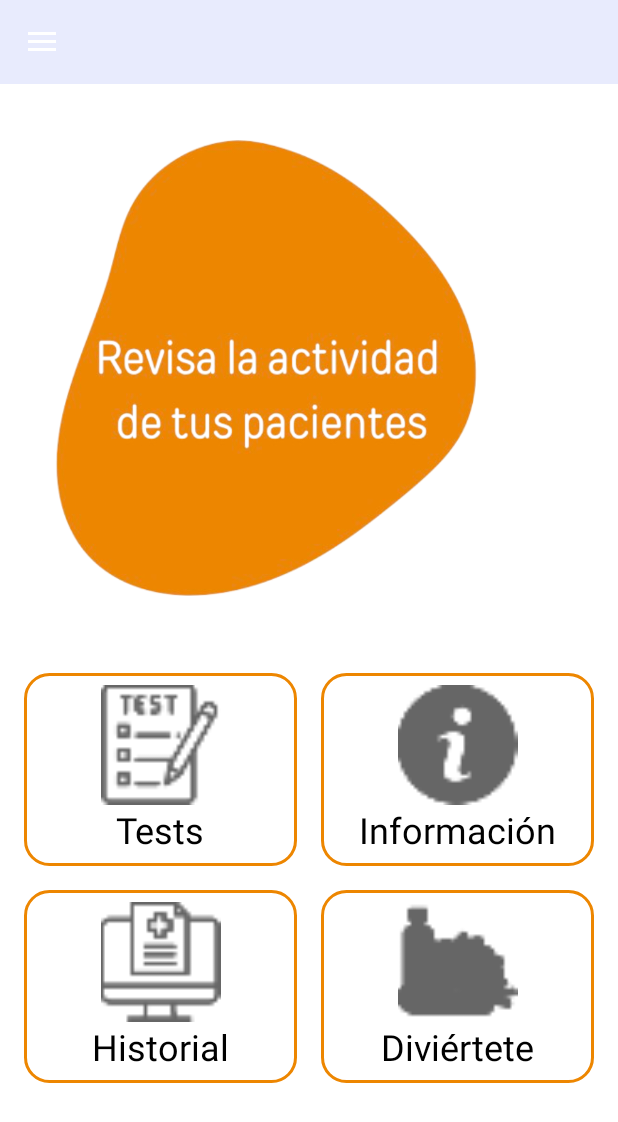
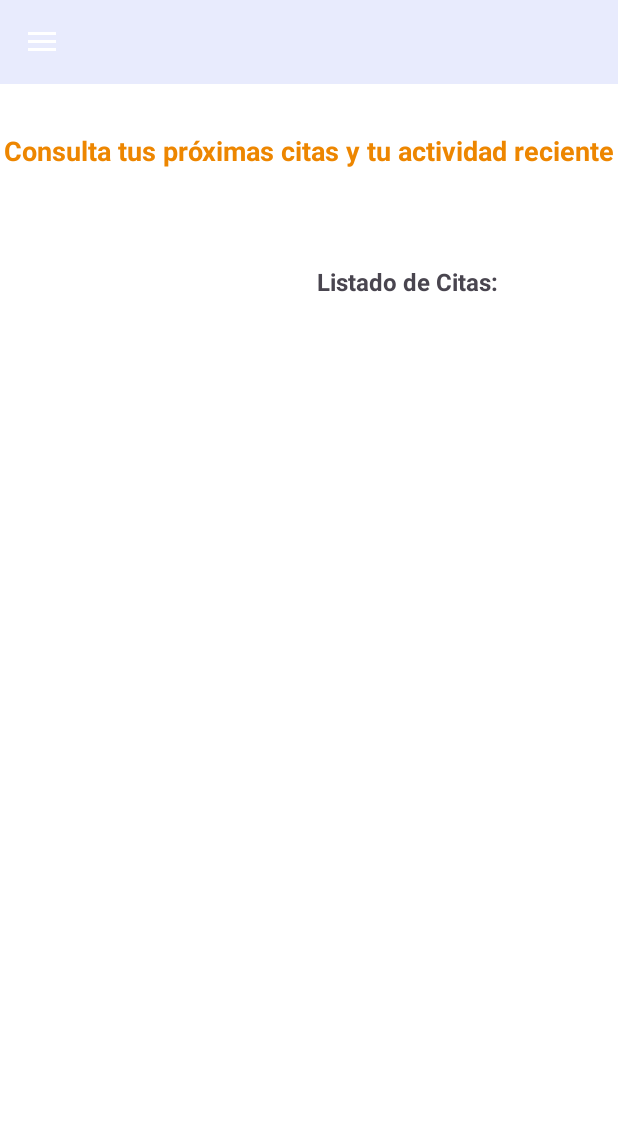
Before and after one commit to Doblado3/NutriMatev1, an Android app: the HomeFragmentPac screen opened directly, with no data from a screen before it, after a tap on "Historial", on a phone screen of 412 x 824 dp. Shown: the top 1122 px of the screen. Run offline under Robolectric (Android 15) with nearby library versions, the phone set to English and light mode, and no system bars; our stand-ins replace Firebase (no records; nobody signed in at launch, a user with empty details on screens opened directly).

Commit message:
Funcionalidad de citas completa

```diff
--- /dev/null
+++ b/app/src/main/java/com/example/nutrimatev1/modelo/Cita.kt
@@ -0,0 +1,6 @@
+package com.example.nutrimatev1.modelo
+
+import java.util.Calendar
+
+class Cita(val id: String, val medico: String, val email: String, val fecha: Calendar) {
+}
--- a/app/src/main/java/com/example/nutrimatev1/modelo/Paciente.kt
+++ b/app/src/main/java/com/example/nutrimatev1/modelo/Paciente.kt
@@ -1,6 +1,6 @@
 package com.example.nutrimatev1.modelo
 
-import java.util.Calendar
+
 
 class Paciente(val id:String,val nombre: String, val fechaNac: String, val telefono: String, val sexo: String, val apellidos: String) {
 
--- /dev/null
+++ b/app/src/main/java/com/example/nutrimatev1/paciente/CitasFragmentPac.kt
@@ -0,0 +1,106 @@
+package com.example.nutrimatev1.paciente
+
+import android.os.Bundle
+import androidx.fragment.app.Fragment
+import android.view.LayoutInflater
+import android.view.View
+import android.view.ViewGroup
+import android.widget.TextView
+import androidx.recyclerview.widget.LinearLayoutManager
+import androidx.recyclerview.widget.RecyclerView
+import com.example.nutrimatev1.R
+import com.example.nutrimatev1.modelo.Alert
+import com.example.nutrimatev1.modelo.Cita
+import com.example.nutrimatev1.modelo.Paciente
+import com.google.firebase.auth.ktx.auth
+import com.google.firebase.firestore.FirebaseFirestore
+import com.google.firebase.firestore.ktx.firestore
+import com.google.firebase.ktx.Firebase
+import java.util.Calendar
+
+
+class CitasFragmentPac : Fragment() {
+
+
+    override fun onCreateView(
+        inflater: LayoutInflater, container: ViewGroup?,
+        savedInstanceState: Bundle?
+    ): View? {
+        // Inflate the layout for this fragment
+        return inflater.inflate(R.layout.fragment_citas_pac, container, false)
+    }
+
+    private lateinit var CitasRecycler: RecyclerView
+
+    override fun onViewCreated(view: View, savedInstanceState: Bundle?) {
+        super.onViewCreated(view, savedInstanceState)
+
+        CitasRecycler = view.findViewById(R.id.recycleCitasPac)
+
+        muestraCitas()
+
+    }
+
+    private fun muestraCitas() {
+
+        var citas = mutableListOf<Cita>()
+        Firebase.firestore.collection("Pacientes")
+            .document(Firebase.auth.currentUser!!.email.toString())
+            .collection("citas")
+            .get()
+            .addOnSuccessListener { c ->
+                for (cita in c) {
+
+
+                    var med_nom = cita.get("nombre").toString()
+                    var email_med = cita.get("emailMedico").toString()
+                    var fechaCita = Calendar.getInstance()
+                    fechaCita.time = cita.getTimestamp("fechahora")?.toDate()
+
+                    citas.add(Cita(cita.id,med_nom, email_med, fechaCita))
+
+                }
+
+
+                CitasRecycler.layoutManager = LinearLayoutManager(requireContext(), LinearLayoutManager.VERTICAL, false)
+                CitasRecycler.adapter = AdaptadorCitas(citas)
+
+
+            }
+            .addOnFailureListener{
+                Alert.showAlert(requireContext(), "Ha habido un error")
+            }
+
+    }
+
+    inner class AdaptadorCitas(private val dataSet: List<Cita>):
+        RecyclerView.Adapter<AdaptadorCitas.ViewHolder>(){
+
+        inner class ViewHolder(view: View): RecyclerView.ViewHolder(view){
+            val textView_nomMed: TextView = view.findViewById(R.id.textViewNombreMedCita)
+            val textView_fechaCita: TextView = view.findViewById(R.id.textViewfechaCitaPac)
+        }
+
+        override fun onCreateViewHolder(parent: ViewGroup, viewType: Int): ViewHolder {
+            val view = LayoutInflater.from(parent.context)
+                .inflate(R.layout.layout_citas, parent, false)
+
+            return ViewHolder(view)
+        }
+
+        override fun getItemCount(): Int {
+            return dataSet.size
+        }
+
+        override fun onBindViewHolder(holder: ViewHolder, position: Int) {
+            holder.textView_nomMed.text = "Médico: ${dataSet[position].medico}"
+            val dateFormat = java.text.SimpleDateFormat("dd/MM/yyyy HH:mm", java.util.Locale.getDefault())
+            val formattedDate = dateFormat.format(dataSet[position].fecha.time)
+            holder.textView_fechaCita.text = "Fecha: ${formattedDate}"
+            }
+
+        }
+
+
+
+}
--- a/app/src/main/java/com/example/nutrimatev1/paciente/HomeFragmentPac.kt
+++ b/app/src/main/java/com/example/nutrimatev1/paciente/HomeFragmentPac.kt
@@ -26,7 +26,7 @@ class HomeFragmentPac : Fragment() {
         super.onViewCreated(view, savedInstanceState)
 
         view.findViewById<View>(R.id.LLInfo).setOnClickListener { onClickHomePacientes(it) }
-        view.findViewById<View>(R.id.LLHistorial).setOnClickListener { onClickHomePacientes(it) }
+        view.findViewById<View>(R.id.LLCitas).setOnClickListener { onClickHomePacientes(it) }
         view.findViewById<View>(R.id.LLTests).setOnClickListener { onClickHomePacientes(it) }
         view.findViewById<View>(R.id.LLDiviertete).setOnClickListener { onClickHomePacientes(it) }
 
@@ -56,8 +56,11 @@ class HomeFragmentPac : Fragment() {
 //                    .commit()
             }
             else -> {
-                Toast.makeText(requireContext(), "Aún no hay activity", Toast.LENGTH_SHORT).show()
-            }
+                val fragment = CitasFragmentPac()
+                requireActivity().supportFragmentManager.beginTransaction()
+                    .replace(R.id.fragment_container, fragment)
+                    .addToBackStack(null)
+                    .commit()         }
         }
     }
 
--- /dev/null
+++ b/app/src/main/res/drawable/baseline_delete_24.xml
@@ -0,0 +1,5 @@
+<vector xmlns:android="http://schemas.android.com/apk/res/android" android:height="24dp" android:tint="#000000" android:viewportHeight="24" android:viewportWidth="24" android:width="24dp">
+
+    <path android:fillColor="@android:color/white" android:pathData="M6,19c0,1.1 0.9,2 2,2h8c1.1,0 2,-0.9 2,-2V7H6v12zM19,4h-3.5l-1,-1h-5l-1,1H5v2h14V4z"/>
+
+</vector>
--- /dev/null
+++ b/app/src/main/res/layout/fragment_citas_pac.xml
@@ -0,0 +1,50 @@
+<?xml version="1.0" encoding="utf-8"?>
+<androidx.constraintlayout.widget.ConstraintLayout xmlns:android="http://schemas.android.com/apk/res/android"
+    xmlns:tools="http://schemas.android.com/tools"
+    android:layout_width="match_parent"
+    android:layout_height="match_parent"
+    xmlns:app="http://schemas.android.com/apk/res-auto"
+    tools:context=".paciente.CitasFragmentPac">
+
+
+    <TextView
+        android:id="@+id/textCitas1"
+        android:layout_width="wrap_content"
+        android:layout_height="wrap_content"
+        android:layout_marginStart="32dp"
+        app:layout_constraintStart_toStartOf="parent"
+        android:layout_marginTop="32dp"
+        app:layout_constraintEnd_toEndOf="parent"
+        android:layout_marginEnd="32dp"
+        app:layout_constraintTop_toTopOf="parent"
+        android:textColor="@color/prueba"
+        android:textStyle="bold"
+        android:textSize="18sp"
+        android:text="Consulta tus próximas citas y tu actividad reciente" />
+
+    <TextView
+        android:id="@+id/textCitas2"
+        android:layout_width="wrap_content"
+        android:layout_height="wrap_content"
+        app:layout_constraintBottom_toTopOf="@id/recycleCitasPac"
+        android:text="Listado de Citas:"
+        android:textSize="16sp"
+        android:textStyle="bold"
+        app:layout_constraintTop_toBottomOf="@id/textCitas1"
+        android:layout_marginTop="64dp"
+        app:layout_constraintEnd_toEndOf="parent"
+        android:layout_marginBottom="16dp"
+        android:layout_marginEnd="80dp"
+         />
+
+    <androidx.recyclerview.widget.RecyclerView
+        android:id="@+id/recycleCitasPac"
+        android:layout_width="wrap_content"
+        android:layout_height="wrap_content"
+        android:layout_marginEnd="64dp"
+        app:layout_constraintTop_toBottomOf="@id/textCitas2"
+        android:layout_marginTop="16dp"
+
+        app:layout_constraintEnd_toEndOf="parent"
+        />
+</androidx.constraintlayout.widget.ConstraintLayout>
--- a/app/src/main/res/layout/fragment_home_pac.xml
+++ b/app/src/main/res/layout/fragment_home_pac.xml
@@ -17,15 +17,14 @@
         android:id="@+id/imageElige"
         android:layout_width="300dp"
         android:layout_height="400dp"
-        android:layout_marginBottom="16dp"
-        android:layout_marginStart="0dp"
+        android:layout_marginTop="16dp"
         android:layout_marginEnd="64dp"
-        android:layout_marginTop="16dp"
+        android:layout_marginBottom="32dp"
         android:src="@drawable/revisa_forma"
-        app:layout_constraintTop_toTopOf="parent"
         app:layout_constraintBottom_toTopOf="@+id/gridLayout"
         app:layout_constraintEnd_toEndOf="parent"
-        app:layout_constraintStart_toStartOf="parent" />
+        app:layout_constraintStart_toStartOf="parent"
+        app:layout_constraintTop_toTopOf="parent" />
 
     <GridLayout
         android:id="@+id/gridLayout"
@@ -100,7 +99,7 @@
         </LinearLayout>
 
         <LinearLayout
-            android:id="@+id/LLHistorial"
+            android:id="@+id/LLCitas"
             android:layout_width="0dp"
             android:layout_height="wrap_content"
             android:layout_columnWeight="1"
--- a/app/src/main/res/values/strings.xml
+++ b/app/src/main/res/values/strings.xml
@@ -17,7 +17,6 @@
     <string name="textoRadioHombre">Hombre</string>
     <string name="textoMujer">Mujer</string>
     <string name="textoNSexo">N/C</string>
-
 
 
     />
```
Also changed, not shown: app/src/main/java/com/example/nutrimatev1/medico/DetallesPacFragmentMed.kt (+126 -11 lines), app/src/main/res/layout/fragment_detalles_pac_med.xml (+21 -0 lines), app/src/main/res/layout/layout_citas.xml (added, +32 -0 lines), app/src/main/res/layout/layout_citas_medico.xml (added, +39 -0 lines).
